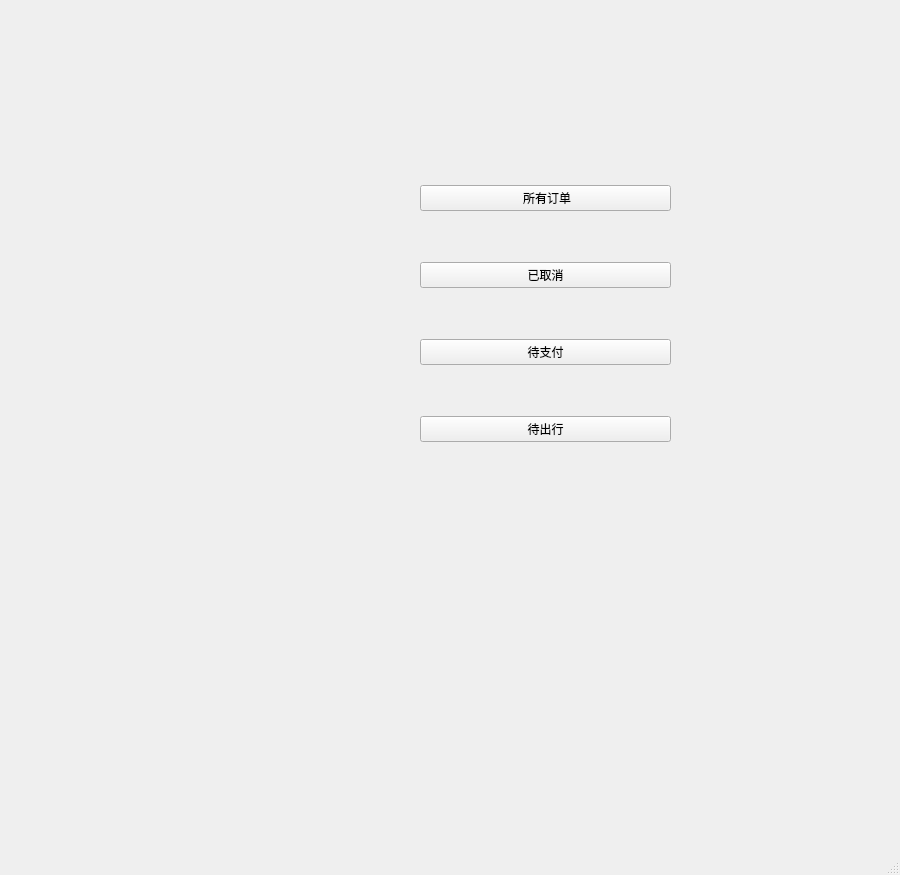
Before: the Qt Designer form orderwindow.ui in monkeyking-hub/fly_manage_system, drawn with Qt 5.
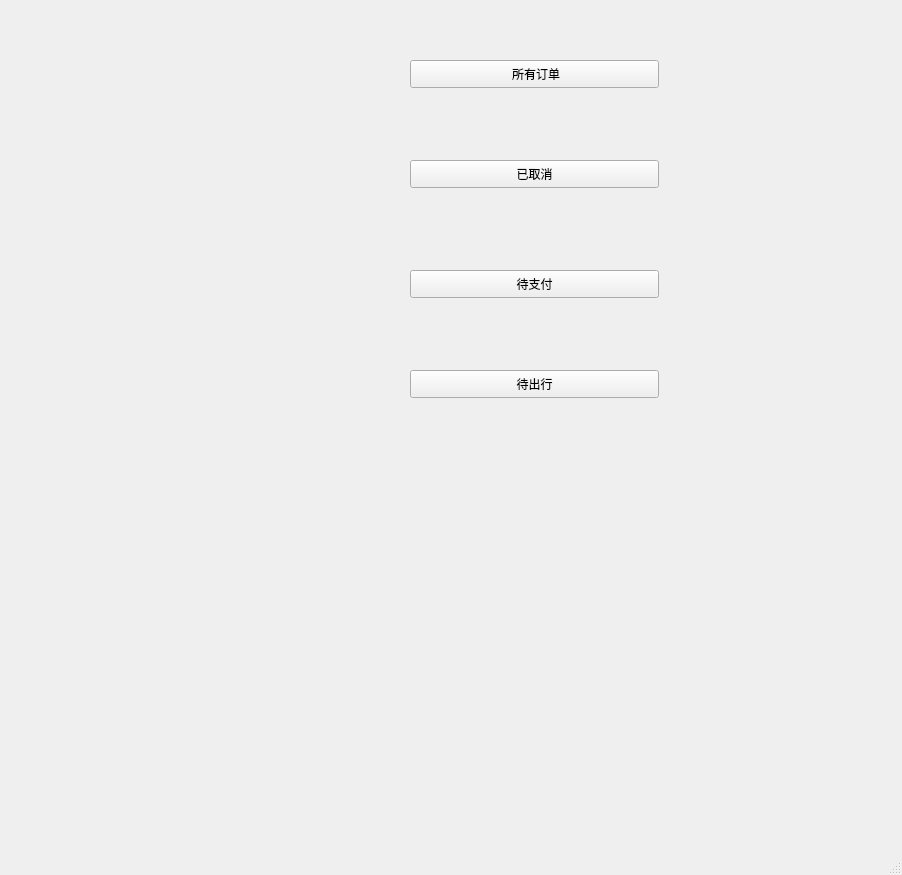
After: the same form once the commit is applied.

Diff of the .ui file:
```diff
--- a/orderwindow.ui
+++ b/orderwindow.ui
@@ -6,7 +6,7 @@
    <rect>
     <x>0</x>
     <y>0</y>
-    <width>900</width>
+    <width>902</width>
     <height>875</height>
    </rect>
   </property>
@@ -17,46 +17,58 @@
    <string notr="true"/>
   </property>
   <widget class="QWidget" name="centralwidget">
-   <widget class="QWidget" name="verticalLayoutWidget">
-    <property name="geometry">
-     <rect>
-      <x>420</x>
-      <y>140</y>
-      <width>251</width>
-      <height>351</height>
-     </rect>
-    </property>
-    <layout class="QVBoxLayout" name="verticalLayout">
-     <item>
       <widget class="QPushButton" name="order">
+    <property name="geometry">
+     <rect>
+      <x>410</x>
+      <y>60</y>
+      <width>249</width>
+      <height>28</height>
+     </rect>
+    </property>
        <property name="text">
         <string> 所有订单</string>
        </property>
       </widget>
-     </item>
-     <item>
       <widget class="QPushButton" name="order2">
+    <property name="geometry">
+     <rect>
+      <x>410</x>
+      <y>160</y>
+      <width>249</width>
+      <height>28</height>
+     </rect>
+    </property>
        <property name="text">
         <string>已取消</string>
        </property>
       </widget>
-     </item>
-     <item>
       <widget class="QPushButton" name="order3">
+    <property name="geometry">
+     <rect>
+      <x>410</x>
+      <y>270</y>
+      <width>249</width>
+      <height>28</height>
+     </rect>
+    </property>
        <property name="text">
         <string>待支付</string>
        </property>
       </widget>
-     </item>
-     <item>
       <widget class="QPushButton" name="order4">
+    <property name="geometry">
+     <rect>
+      <x>410</x>
+      <y>370</y>
+      <width>249</width>
+      <height>28</height>
+     </rect>
+    </property>
        <property name="text">
         <string>待出行</string>
        </property>
       </widget>
-     </item>
-    </layout>
-   </widget>
   </widget>
   <widget class="QMenuBar" name="menubar">
    <property name="geometry">
```
Left out of the diff: 2 changed lines with no effect on the pictures. Lines whose indentation alone changed are shown as unchanged.
